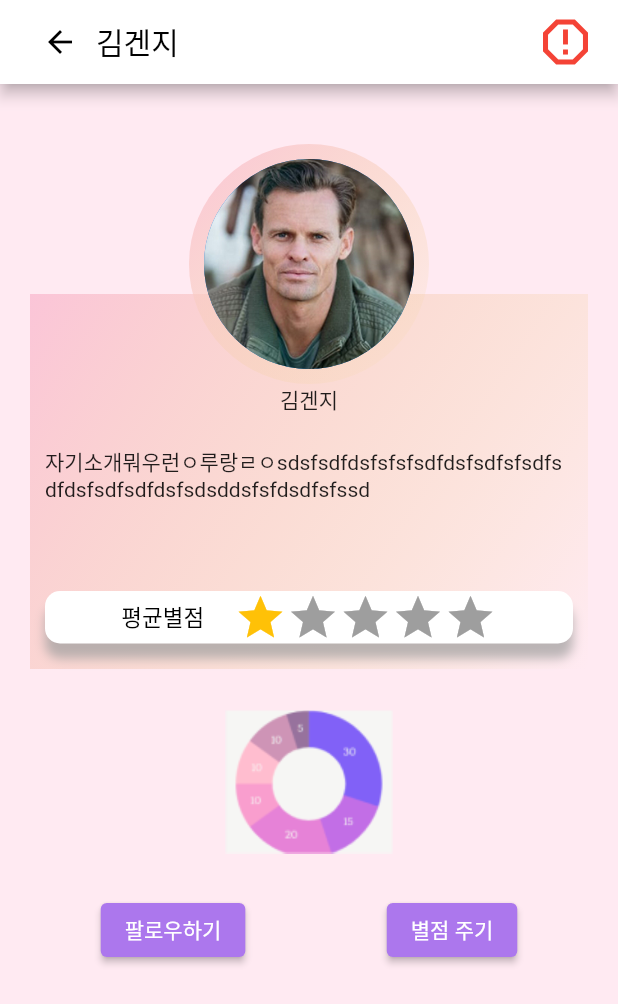
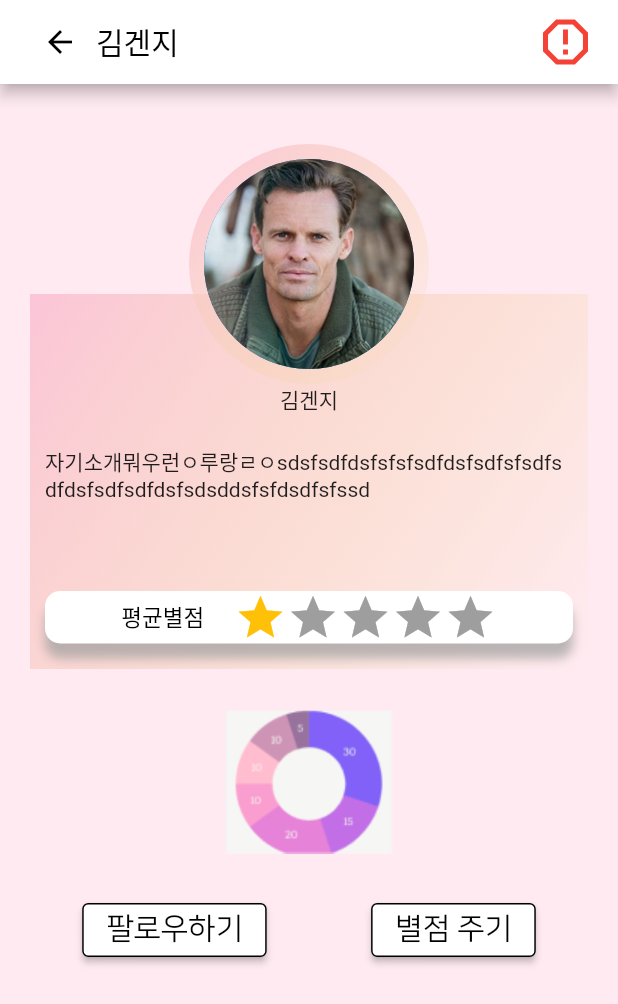
Before and after one commit to BeomyoonHeo/ggamf_front, a Flutter app: the OpponentProfile screen opened directly, on a phone screen of 412 x 824 dp. Shown: the top 1004 px of the screen. Run offline on Flutter 3.47's test engine with Material 2 defaults, Android fonts, the phone set to English and light mode, and no system bars; drawn by our look-alikes of flutter_rating_bar; our stand-ins replace chips_choice, flashy_tab_bar2, flutter_svg, font_awesome_flutter, google_fonts, image_picker; project files that could hold a hidden picture were left out.

Commit message:
opponent_profile_page 버튼스타일 수정

```diff
--- a/lib/views/pages/profile/opponent_profile/opponent_profile_page.dart
+++ b/lib/views/pages/profile/opponent_profile/opponent_profile_page.dart
@@ -163,7 +163,12 @@ class OpponentProfile extends StatelessWidget {
         showDialog(context: context, builder: (_) => _ratingStar(context));
       },
       child: Text("별점 주기"),
-      style: ElevatedButton.styleFrom(backgroundColor: kSecondaryColor),
+      style: ElevatedButton.styleFrom(
+        backgroundColor: Colors.white,
+        textStyle: TextStyle(fontFamily: 'NanumSquare', fontSize: 20),
+        foregroundColor: Colors.black,
+        side: BorderSide(),
+      ),
     );
   }
 
@@ -171,7 +176,12 @@ class OpponentProfile extends StatelessWidget {
     return ElevatedButton(
       onPressed: () {},
       child: Text("팔로우하기"),
-      style: ElevatedButton.styleFrom(backgroundColor: kSecondaryColor),
+      style: ElevatedButton.styleFrom(
+        backgroundColor: Colors.white,
+        textStyle: TextStyle(fontFamily: 'NanumSquare', fontSize: 20),
+        foregroundColor: Colors.black,
+        side: BorderSide(),
+      ),
     );
   }
 
```
